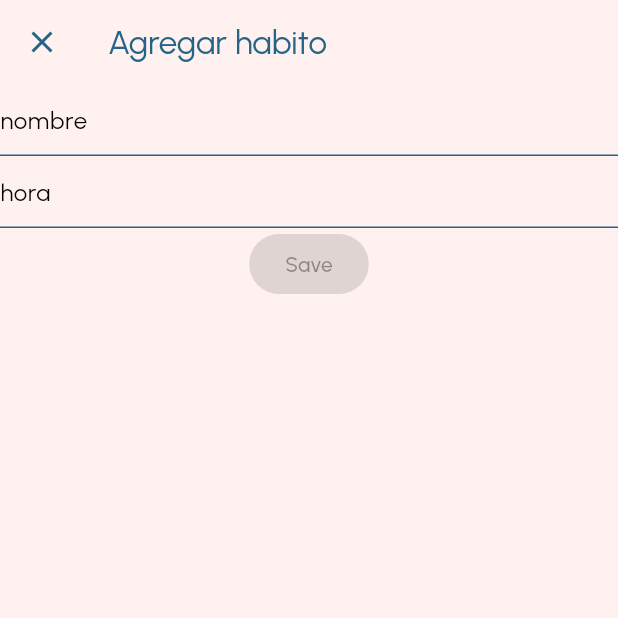
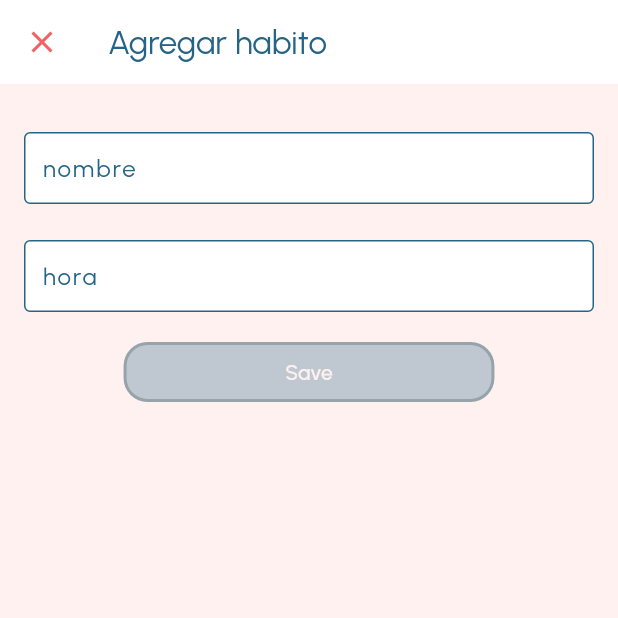
Before and after one commit to 1Orsted1/today_and_tomorrow, a Flutter app: the AddHabitScreen screen opened by its route, on a phone screen of 412 x 824 dp, the top half of it. Run offline on Flutter 3.47's test engine with Material 3 defaults, Android fonts, the phone set to English and light mode, and no system bars; drawn by our look-alikes of reactive_forms; our stand-ins replace auto_route, gap, get_it, injectable; generated files the repository leaves out were written again.

Commit message:
finished styles of the add habit screen

```diff
--- a/lib/app.dart
+++ b/lib/app.dart
@@ -21,8 +21,10 @@ class _AppState extends State<App> {
     return MaterialApp.router(
       theme: ThemeData(
         fontFamily: 'Urbanist',
-        colorScheme: AppTheme.coloScheme,
+        colorScheme: AppTheme.colorScheme,
         appBarTheme: AppTheme.appBarTheme,
+        elevatedButtonTheme: AppTheme.elevatedButtonStyle,
+        inputDecorationTheme: AppTheme.inputDecorationTheme,
       ),
       locale: TranslationProvider.of(context).flutterLocale, // use provider
       supportedLocales: AppLocaleUtils.supportedLocales,
--- a/lib/presentation/add_habit/add_habit_screen.dart
+++ b/lib/presentation/add_habit/add_habit_screen.dart
@@ -1,5 +1,6 @@
 import 'package:auto_route/auto_route.dart';
 import 'package:flutter/material.dart';
+import 'package:gap/gap.dart';
 import 'package:reactive_forms/reactive_forms.dart';
 
 @RoutePage()
@@ -8,6 +9,8 @@ class AddHabitScreen extends StatelessWidget {
 
   @override
   Widget build(BuildContext context) {
+    final width = MediaQuery.of(context).size.width;
+    final colorScheme = Theme.of(context).colorScheme;
     FormGroup formGroup = FormGroup(
       {
         "habitName": FormControl<String>(validators: [Validators.required]),
@@ -15,43 +18,79 @@ class AddHabitScreen extends StatelessWidget {
       },
     );
     return Scaffold(
+      backgroundColor: colorScheme.surface,
       appBar: AppBar(
+        backgroundColor: colorScheme.background,
+        title: Text("Agregar habito"),
+        centerTitle: false,
         leading: IconButton(
-          onPressed: () {
-            context.router.maybePop();
-          },
+          onPressed: () => context.router.maybePop(),
           icon: const Icon(Icons.close),
         ),
-        title: Text("Agregar habito"),
-        centerTitle: false,
       ),
       body: SingleChildScrollView(
         child: ReactiveForm(
           formGroup: formGroup,
           child: Column(
             children: [
-              ReactiveTextField(
+              const Gap(32),
+              Padding(
+                padding: const EdgeInsets.symmetric(horizontal: 16.0),
+                child: SizedBox(
+                  child: ReactiveTextField(
+                    //cursorHeight: 20,
                     formControlName: "habitName",
-                decoration: InputDecoration(
-                  hintText: "nombre",
+                    decoration: const InputDecoration(
+                      labelText: "nombre",
+                    ),
+                    style: MaterialStateTextStyle.resolveWith(
+                      (Set<MaterialState> states) {
+                        final Color color =
+                            states.contains(MaterialState.focused)
+                                ? Theme.of(context).colorScheme.primary
+                                : Theme.of(context).colorScheme.secondary;
+                        return TextStyle(color: color, letterSpacing: 1.3);
+                      },
                     ),
                   ),
-              ReactiveTextField(
-                formControlName: "habitHour",
-                decoration: InputDecoration(
-                  hintText: "hora",
                 ),
               ),
-              //ReactiveTimePicker(builder: builder),
+              const Gap(24),
+              Padding(
+                padding: const EdgeInsets.symmetric(horizontal: 16.0),
+                child: SizedBox(
+                  child: ReactiveTextField(
+                    //cursorHeight: 20,
+                    formControlName: "habitHour",
+                    decoration: const InputDecoration(
+                      labelText: "hora",
+                    ),
+                    style: MaterialStateTextStyle.resolveWith(
+                      (Set<MaterialState> states) {
+                        final Color color =
+                            states.contains(MaterialState.focused)
+                                ? Theme.of(context).colorScheme.primary
+                                : Theme.of(context).colorScheme.secondary;
+                        return TextStyle(color: color, letterSpacing: 1.3);
+                      },
+                    ),
+                  ),
+                ),
+              ),
+              const Gap(16),
               ReactiveFormConsumer(
                 builder: (BuildContext context, FormGroup form, Widget? child) {
-                  return ElevatedButton(
+                  return Container(
+                    width: double.infinity,
+                    padding: EdgeInsets.symmetric(horizontal: width * .2),
+                    child: ElevatedButton(
                         onPressed: form.valid
                             ? () {
                                 context.router.maybePop();
                               }
                             : null,
-                      child: Text("Save"));
+                        child: Text("Save")),
+                  );
                 },
               )
             ],
--- a/lib/theme.dart
+++ b/lib/theme.dart
@@ -1,16 +1,125 @@
 import 'package:flutter/material.dart';
 
 class AppTheme {
-  static const coloScheme = ColorScheme.light(
+  static const colorScheme = ColorScheme.light(
     primary: Color(0xffEF6364),
+    onPrimary: Color(0xFFFEF1EF),
     secondary: Color(0xff256486),
     surface: Color(0xFFFEF1EF),
     background: Colors.white,
     onBackground: Color(0xff256486),
+    secondaryContainer: Color(0xff256486),
   );
 
   static final appBarTheme = AppBarTheme(
-    foregroundColor: coloScheme.secondary,
-    actionsIconTheme: IconThemeData(color: coloScheme.primary),
+    foregroundColor: colorScheme.secondary,
+    actionsIconTheme: IconThemeData(color: colorScheme.primary),
+    iconTheme: IconThemeData(color: colorScheme.primary),
+    centerTitle: false,
   );
+
+  static final elevatedButtonStyle = ElevatedButtonThemeData(
+    style: ButtonStyle(
+      animationDuration: Duration.zero,
+      backgroundColor:
+          MaterialStateProperty.resolveWith<Color>((Set<MaterialState> states) {
+        if (states.contains(MaterialState.disabled)) {
+          return const Color(0xff256486).withOpacity(0.29);
+        } else {
+          return colorScheme.primary.withOpacity(0.8);
+        }
+      }),
+      foregroundColor: MaterialStatePropertyAll<Color>(colorScheme.onPrimary),
+      shape: MaterialStateProperty.resolveWith<RoundedRectangleBorder>(
+          (Set<MaterialState> states) {
+        if (states.contains(MaterialState.disabled)) {
+          return RoundedRectangleBorder(
+            side: BorderSide(
+                width: 2, color: const Color(0xff324B4C).withOpacity(0.29)),
+            borderRadius: const BorderRadius.all(Radius.circular(16)),
+          );
+        } else {
+          return RoundedRectangleBorder(
+            side: BorderSide(width: 2, color: colorScheme.primary),
+            borderRadius: const BorderRadius.all(Radius.circular(16)),
+          );
+        }
+      }),
+    ),
+  );
+
+  static var inputDecorationTheme = InputDecorationTheme(
+    focusColor: colorScheme.primary,
+    errorStyle: const TextStyle(height: 0.5),
+    enabledBorder: OutlineInputBorder(
+      borderSide: BorderSide(color: colorScheme.secondary),
+    ),
+    errorBorder: OutlineInputBorder(
+      borderSide: BorderSide(color: colorScheme.error),
+    ),
+    focusedBorder: OutlineInputBorder(
+      borderSide: BorderSide(color: colorScheme.primary),
+    ),
+    focusedErrorBorder: OutlineInputBorder(
+      borderSide: BorderSide(color: colorScheme.primary),
+    ),
+    contentPadding: const EdgeInsets.all(8.0),
+    floatingLabelStyle: MaterialStateTextStyle.resolveWith(
+      (Set<MaterialState> states) {
+        Color color = colorScheme.primary;
+        if (states.contains(MaterialState.error)) color = colorScheme.error;
+        if (states.isEmpty) color = colorScheme.secondary;
+        return TextStyle(color: color, letterSpacing: 1.3);
+      },
+    ),
+    labelStyle: MaterialStateTextStyle.resolveWith(
+      (Set<MaterialState> states) {
+        Color color = colorScheme.primary;
+        if (states.contains(MaterialState.error)) color = colorScheme.error;
+        if (states.isEmpty) color = colorScheme.secondary;
+        return TextStyle(color: color, letterSpacing: 1.3);
+      },
+    ),
+    fillColor: colorScheme.background,
+    filled: true,
+  );
+
+  static final textTheme = TextTheme(
+      // bodyMedium: TextStyle(
+      //   color: colorScheme.secondary,
+      // ),
+      // bodyLarge: TextStyle(
+      //   color: colorScheme.secondary,
+      // ),
+      // bodySmall: TextStyle(
+      //   color: colorScheme.secondary,
+      // ),
+      // labelMedium: TextStyle(
+      //   color: colorScheme.secondary,
+      // ),
+      //   bodyMedium: TextStyle(
+      //   color: colorScheme.secondary,
+      // ),
+      //   bodyMedium: TextStyle(
+      //   color: colorScheme.secondary,
+      // ),
+      //   bodyMedium: TextStyle(
+      //   color: colorScheme.secondary,
+      // ),
+      //   bodyMedium: TextStyle(
+      //   color: colorScheme.secondary,
+      // ),
+      //   bodyMedium: TextStyle(
+      //   color: colorScheme.secondary,
+      // ),
+      //   bodyMedium: TextStyle(
+      //   color: colorScheme.secondary,
+      // ),
+      //   bodyMedium: TextStyle(
+      //   color: colorScheme.secondary,
+      // ),
+      //   bodyMedium: TextStyle(
+      //   color: colorScheme.secondary,
+      // ),
+      );
 }
--- a/pubspec.yaml
+++ b/pubspec.yaml
@@ -23,6 +23,7 @@ dependencies:
   flutter_localizations:
     sdk: flutter
   reactive_forms: ^16.1.1
+  gap: ^3.0.1
 
 
 dev_dependencies:
```
Also changed, not shown: pubspec.lock. Lines whose indentation alone changed are shown as unchanged.
